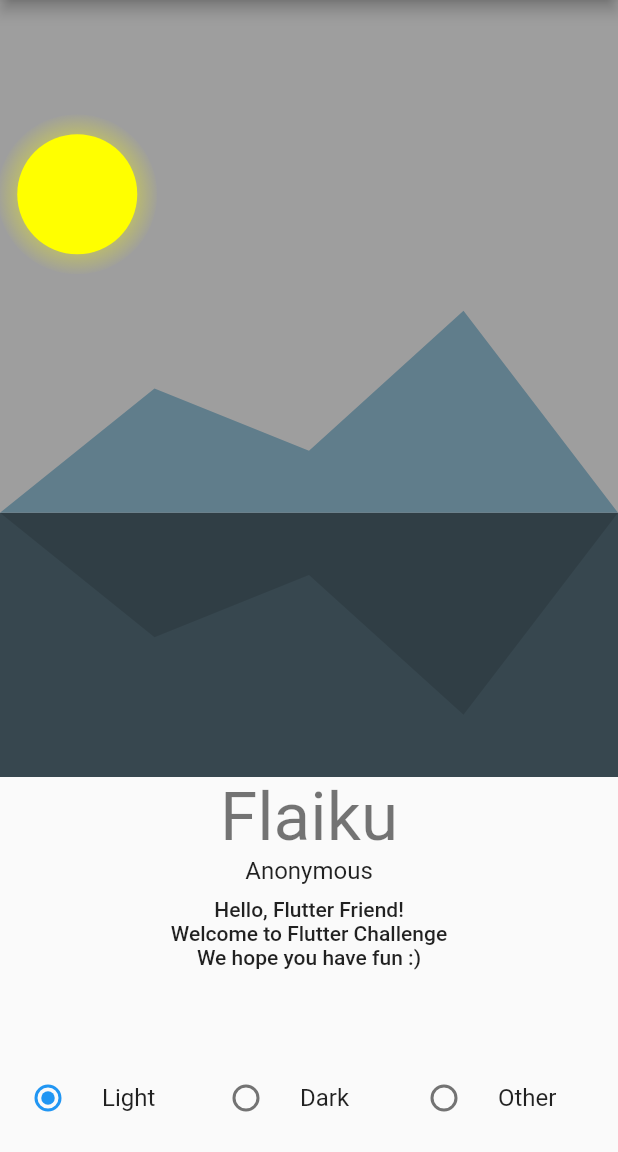
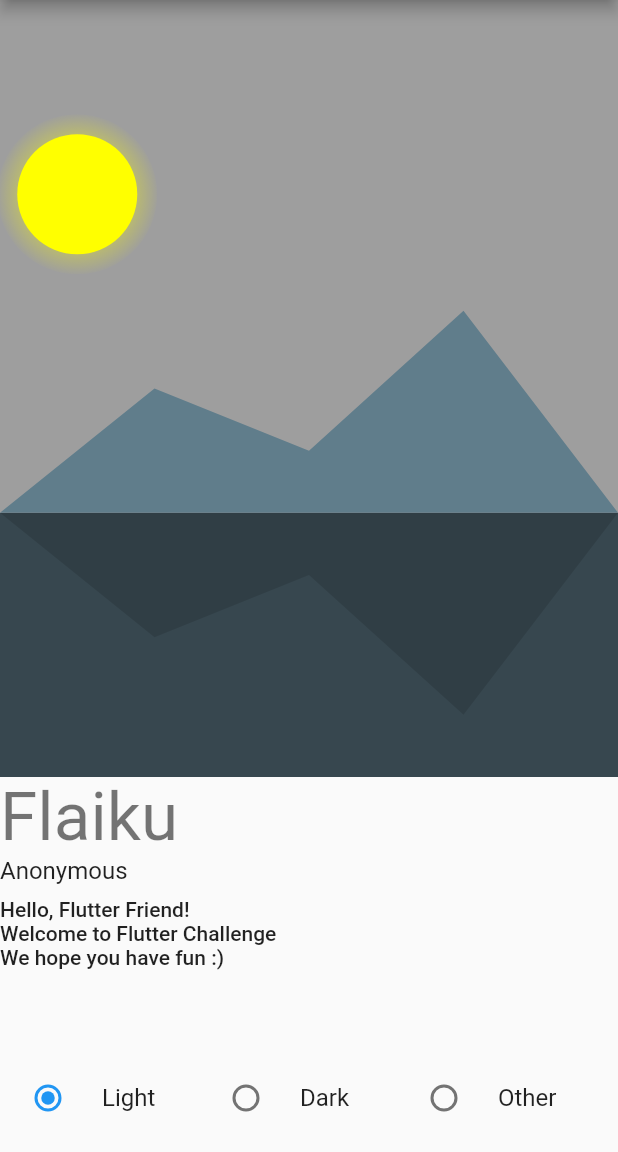
Before and after one commit to Flutter-Challenge/mini_challenge_1_starter_app, a Flutter app: the screen it shows after launch, on a phone screen of 412 x 824 dp, the part 84-1236 px from its top. Run offline on Flutter 3.47's test engine with Material 2 defaults, Android fonts, the phone set to English and light mode, and no system bars.

```diff
--- a/lib/scenery.dart
+++ b/lib/scenery.dart
@@ -93,7 +93,7 @@ class SomeText extends StatelessWidget {
   @override
   Widget build(BuildContext context) {
     return Column(
-      crossAxisAlignment: CrossAxisAlignment.center,
+      crossAxisAlignment: CrossAxisAlignment.baseline,
       children: [
         Text(
           'Flaiku',
--- a/lib/scenery_painter.dart
+++ b/lib/scenery_painter.dart
@@ -2,6 +2,7 @@ import 'dart:ui';
 
 import 'package:flutter/material.dart';
 
+/// [SceneryPainter] draws the image for which you are setting a custom theme.
 class SceneryPainter extends CustomPainter {
   SceneryPainter({
     required this.waterColor,
--- a/lib/themes/custom_themes.dart
+++ b/lib/themes/custom_themes.dart
@@ -12,7 +12,7 @@ class CustomWidgetThemes {
   SceneryThemeData? sceneryThemeData;
 
   // todo(you) These colors are dreary! Modify this so the picture has different values for light and dark modes.
-  //  If you are feeling ambitions, get creative and make a third theme (or a fourth!)
+  //  If you are feeling ambitious, get creative and make a third theme (or a fourth!)
   CustomWidgetThemes._(BuildContext context) {
     final themeType = Provider.of<MyTheme>(context).themeType;
 
--- a/lib/themes/my_theme.dart
+++ b/lib/themes/my_theme.dart
@@ -1,5 +1,6 @@
 import 'package:flutter/material.dart';
 
+/// [MyTheme] is given to the provider at the root of the widget tree. So changes here are provided to the whole app.
 class MyTheme with ChangeNotifier {
   var _themeType = ThemeType.Light;
 
```
Also changed, not shown: assets/starter_screenshot.png.
